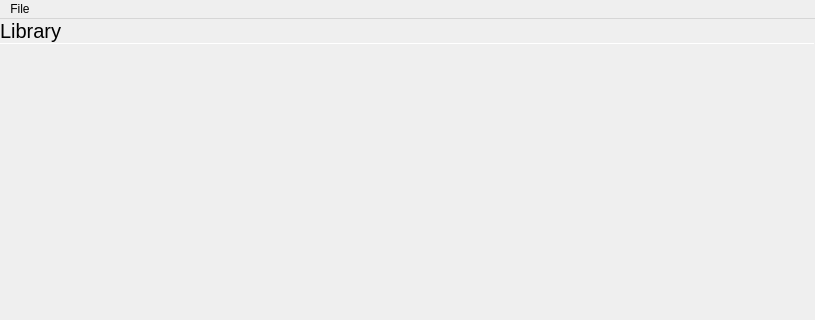
This is librarywindow.ui in theCheeseboard/thephoto as Qt 5 draws it before an edit; both pictures show x 0 to 815 and y 0 to 320 of the 815 by 593 pixel window. The edited form follows.
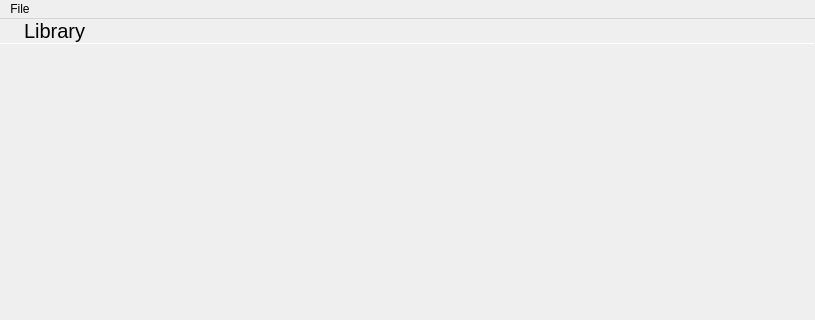
This is the edited form. Icons and pictures are not drawn. Custom widgets are drawn as their Qt base class.

The edit to the form file:
```diff
--- a/librarywindow.ui
+++ b/librarywindow.ui
@@ -13,6 +13,9 @@
   <property name="windowTitle">
    <string>thePhoto</string>
   </property>
+  <property name="autoFillBackground">
+   <bool>true</bool>
+  </property>
   <widget class="QWidget" name="centralwidget">
    <layout class="QVBoxLayout" name="verticalLayout">
     <property name="spacing">
@@ -31,7 +34,57 @@
      <number>0</number>
     </property>
     <item>
+     <widget class="QWidget" name="headerWidget" native="true">
+      <property name="autoFillBackground">
+       <bool>true</bool>
+      </property>
+      <layout class="QHBoxLayout" name="horizontalLayout_2">
+       <property name="spacing">
+        <number>0</number>
+       </property>
+       <property name="leftMargin">
+        <number>0</number>
+       </property>
+       <property name="topMargin">
+        <number>0</number>
+       </property>
+       <property name="rightMargin">
+        <number>0</number>
+       </property>
+       <property name="bottomMargin">
+        <number>0</number>
+       </property>
+       <item>
+        <widget class="QToolButton" name="menuButton">
+         <property name="sizePolicy">
+          <sizepolicy hsizetype="Preferred" vsizetype="Preferred">
+           <horstretch>0</horstretch>
+           <verstretch>0</verstretch>
+          </sizepolicy>
+         </property>
+         <property name="text">
+          <string/>
+         </property>
+         <property name="icon">
+          <iconset theme="thephoto" resource="resources.qrc">
+           <normaloff>:/icons/thephoto.svg</normaloff>:/icons/thephoto.svg</iconset>
+         </property>
+         <property name="popupMode">
+          <enum>QToolButton::InstantPopup</enum>
+         </property>
+         <property name="autoRaise">
+          <bool>true</bool>
+         </property>
+        </widget>
+       </item>
+       <item>
      <widget class="QLabel" name="label">
+         <property name="sizePolicy">
+          <sizepolicy hsizetype="Expanding" vsizetype="Preferred">
+           <horstretch>0</horstretch>
+           <verstretch>0</verstretch>
+          </sizepolicy>
+         </property>
       <property name="font">
        <font>
         <pointsize>15</pointsize>
@@ -45,6 +98,9 @@
       </property>
      </widget>
     </item>
+      </layout>
+     </widget>
+    </item>
     <item>
      <widget class="Line" name="line">
       <property name="maximumSize">
```
Left out of the diff: 3 changed lines with no effect on the pictures. Lines whose indentation alone changed are shown as unchanged.
